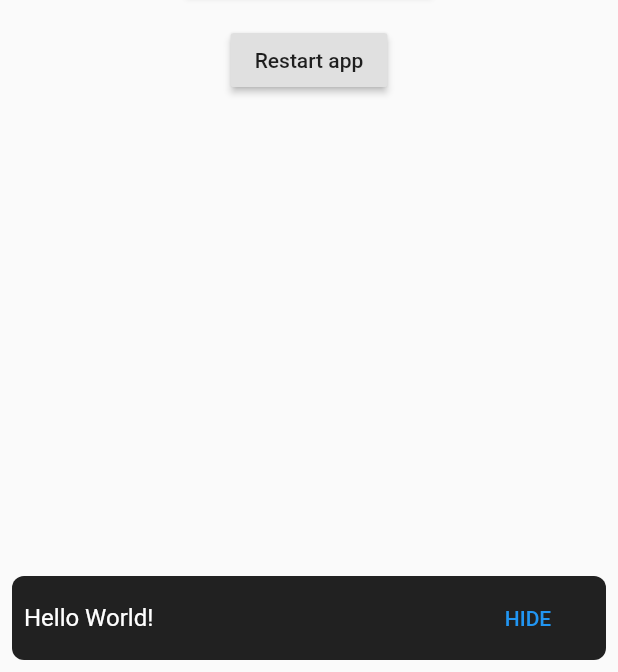
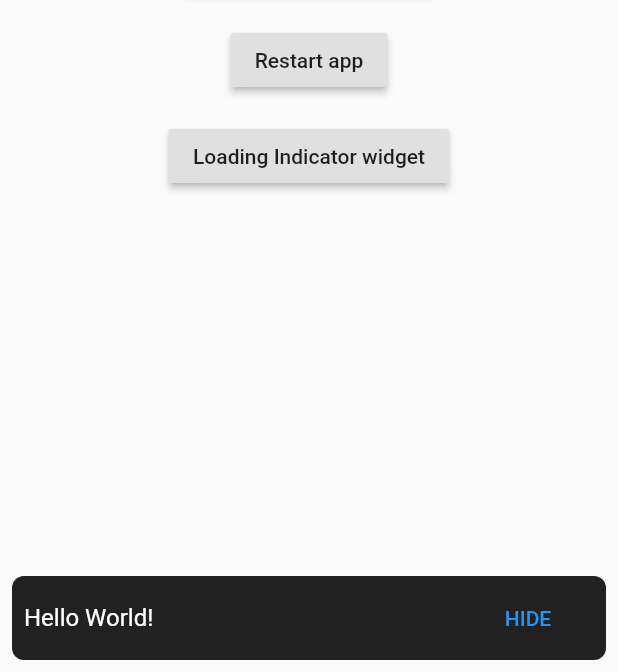
Before and after one commit to nLoops/General-Utilities, a Flutter app: the screen it shows after launch, after a tap on "Show Snackbar widget", on a phone screen of 412 x 824 dp, the part 564-1236 px from its top. Run offline on Flutter 3.47's test engine with Material 2 defaults, Android fonts, the phone set to English and light mode, and no system bars.

Commit message:
Center loading_indicator.dart into center of container.

```diff
--- a/example/lib/main.dart
+++ b/example/lib/main.dart
@@ -1,6 +1,7 @@
 import 'package:example/empty_state_example.dart';
 import 'package:example/footer_widget_example.dart';
 import 'package:example/grid_view_example.dart';
+import 'package:example/loading_indicator_example.dart';
 import 'package:example/restart_widget_example.dart';
 import 'package:flutter/material.dart';
 import 'package:general_utilities/general_utilities.dart';
@@ -78,6 +79,14 @@ class _MyHomePageState extends State<MyHomePage> {
                         builder: (_) => RestartWidgetExample(),
                         animationDirection:
                             AnimationDirection.from_bottom_to_top))),
+            SpaceWidget(),
+            RaisedButton(
+                child: Text('Loading Indicator widget'),
+                onPressed: () => Navigator.of(context).push(
+                    WidgetRouteAnimation(
+                        builder: (_) => LoadingIndicatorExample(),
+                        animationDirection:
+                        AnimationDirection.from_bottom_to_top))),
           ],
         )),
       ),
```
Also changed, not shown: example/lib/loading_indicator_example.dart (added, +14 -0 lines), lib/src/loading_indicator.dart (+12 -6 lines), example/pubspec.lock.
